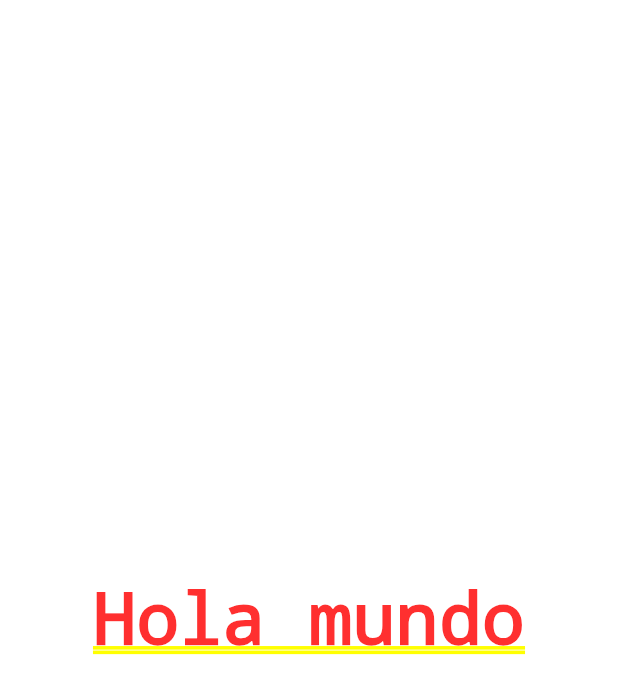
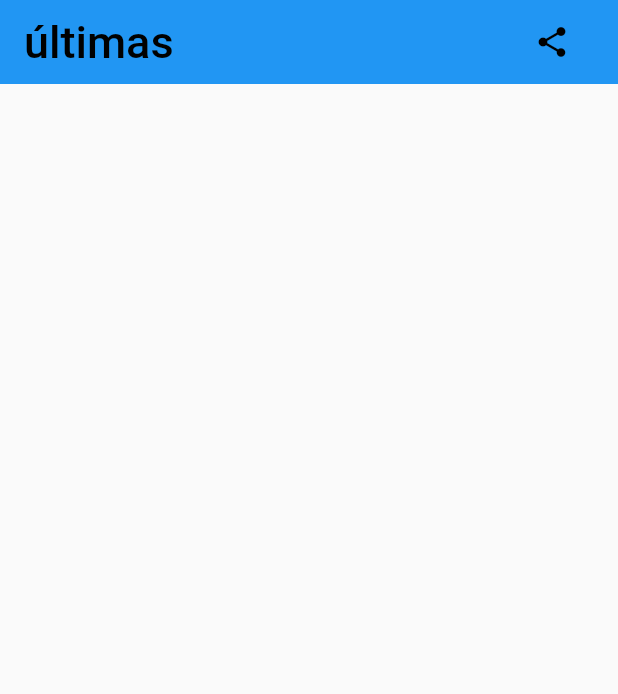
Before and after one commit to de18907/nuevo_flutter, a Flutter app: the screen it shows after launch, on a phone screen of 412 x 824 dp. Shown: the top 694 px of the screen. Run offline on Flutter 3.47's test engine with Material 2 defaults, Android fonts, the phone set to English and light mode, and no system bars.

Commit message:
Comenzamos de noticia y login

```diff
--- a/lib/main.dart
+++ b/lib/main.dart
@@ -1,12 +1,6 @@
 import 'package:flutter/material.dart';
+import 'src/app.dart';
 
 void main() {
-  runApp(new MyApp());
+  runApp(MyApp2());
 }
-
-class MyApp extends StatelessWidget {
-  @override
-  Widget build(context) {
-    return MaterialApp(home: Center(child: Text('Hola mundo')));
-  }
-}
--- /dev/null
+++ b/lib/src/app.dart
@@ -0,0 +1,37 @@
+import 'package:flutter/material.dart';
+import 'package:flutter_vscode/src/pages/contador_page.dart';
+import 'package:flutter_vscode/src/pages/login.dart';
+import 'package:flutter_vscode/src/pages/noticia.dart';
+
+class MyApp0 extends StatelessWidget {
+  @override
+  Widget build(context) {
+    return MaterialApp(
+      home: Center(
+        child: Login(),
+      ),
+    );
+  }
+}
+
+class MyApp1 extends StatelessWidget {
+  @override
+  Widget build(context) {
+    return MaterialApp(
+      home: Center(
+        child: ContadorPage(),
+      ),
+    );
+  }
+}
+
+class MyApp2 extends StatelessWidget {
+  @override
+  Widget build(context) {
+    return MaterialApp(
+      home: Center(
+        child: Noticia(),
+      ),
+    );
+  }
+}
--- /dev/null
+++ b/lib/src/pages/noticia.dart
@@ -0,0 +1,65 @@
+import 'package:flutter/material.dart';
+
+// paleta de color
+//const color1 = Color(0xff91a1b4);
+//const color2 = Color(0xffe3e6f3);
+//const color3 = Color(0xffbabdd2);
+//inicio de la pages
+
+class Noticia extends StatelessWidget {
+  // Widget del apartado de noticas.
+  @override
+  Widget build(BuildContext context) {
+    return MaterialApp(
+      title: 'Flutter Demo',
+      theme: ThemeData(
+        primarySwatch: Colors.blue,
+      ),
+      home: MyHomePage(title: 'últimas'),
+    );
+  }
+}
+//.....................................
+
+class MyHomePage extends StatefulWidget {
+  MyHomePage({Key key, this.title}) : super(key: key);
+
+  final String title;
+
+  @override
+  _MyHomePageState createState() => _MyHomePageState();
+}
+
+//.....................................
+class _MyHomePageState extends State<MyHomePage> {
+  @override
+  Widget build(BuildContext context) {
+    return Scaffold(
+      appBar: AppBar(
+        centerTitle: false,
+        backgroundColor: Colors.blue,
+        elevation: 0.0,
+        title: Text(
+          widget.title,
+          style: TextStyle(
+            color: Colors.black,
+            fontSize: 30.0,
+          ),
+        ),
+        actions: <Widget>[
+          Padding(
+            padding: EdgeInsets.only(right: 32.0),
+            //icono
+            child: InkWell(
+              child: Icon(
+                Icons.share,
+                color: Colors.black,
+              ),
+            ),
+          )
+        ],
+      ),
+      body: Container(),
+    );
+  }
+}
```
Also changed, not shown: lib/src/pages/contador_page.dart (added, +42 -0 lines), lib/src/pages/home_page.dart (added, +37 -0 lines), lib/src/pages/login.dart (added, +28 -0 lines), lib/src/pages/animacion.dart (added).
